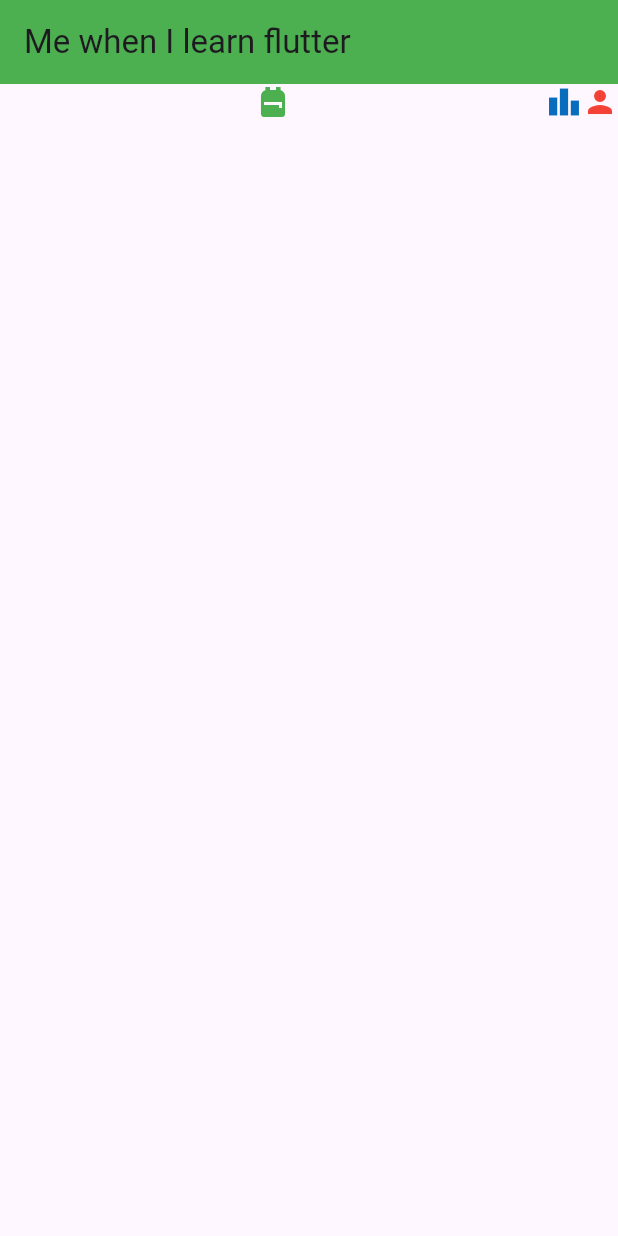
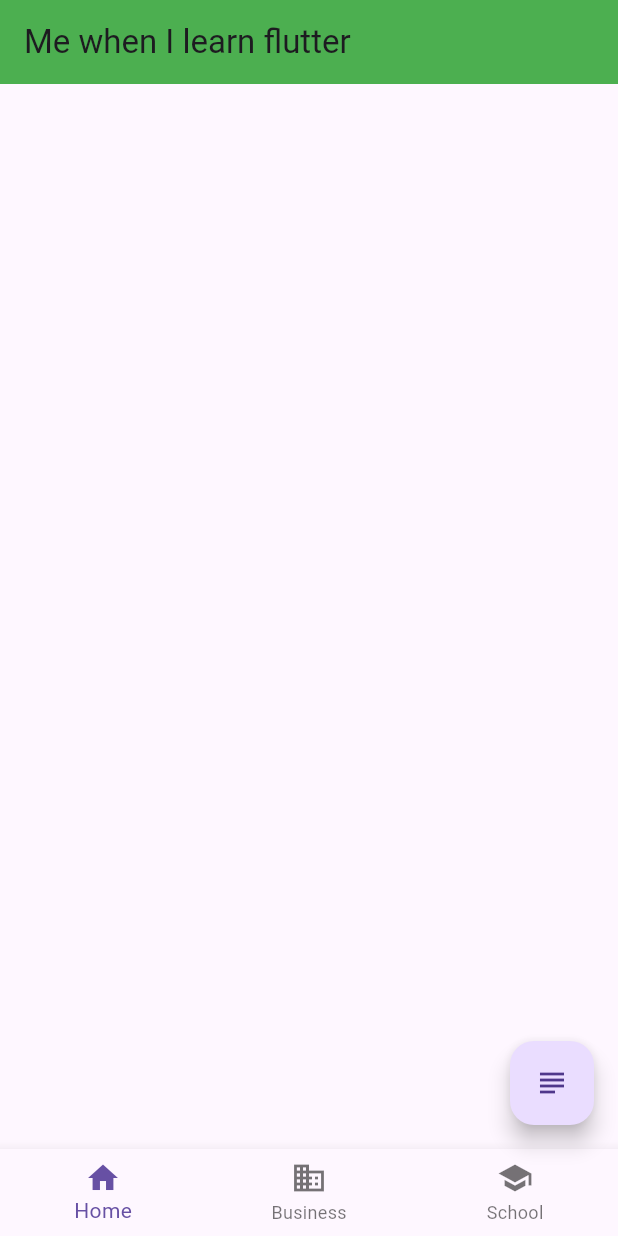
Before and after one commit to Mahir-2003/flutter-practice, a Flutter app: the screen it shows after launch, on a phone screen of 412 x 824 dp. Run offline on Flutter 3.47's test engine with Material 3 defaults, Android fonts, the light colour scheme and no system bars.

Commit message:
floating action buttons and navbar

```diff
--- a/fireship_app/lib/main.dart
+++ b/fireship_app/lib/main.dart
@@ -15,24 +15,28 @@
           backgroundColor: Colors.green,
           title: const Text("Me when I learn flutter"),
         ),
-        body: const Row(
-          mainAxisAlignment: MainAxisAlignment.center,
-          crossAxisAlignment: CrossAxisAlignment.end,
-          children: [
-            Expanded(
-              flex: 4,
-              child: Icon( Icons.backpack, color: Colors.green,),
-              ),
-            Icon(
-              Icons.leaderboard,
-              color: Color.fromARGB(255, 9, 109, 190),
-              ),
-            Icon(
-              Icons.person,
-              color: Colors.red,
-              ),
+        floatingActionButton: FloatingActionButton(
+          child: const Icon(Icons.subject),
+          onPressed: () {
+            print("You clicked me!");
+          },
+        ),
+        bottomNavigationBar: BottomNavigationBar(
+          items: const [
+            BottomNavigationBarItem(
+              icon: Icon(Icons.home),
+              label: "Home",
+            ),
+            BottomNavigationBarItem(
+              icon: Icon(Icons.business),
+              label: "Business",
+            ),
+            BottomNavigationBarItem(
+              icon: Icon(Icons.school),
+              label: "School",
+            ),
           ],
-        )
+        ),
         )
       );
   }
```
